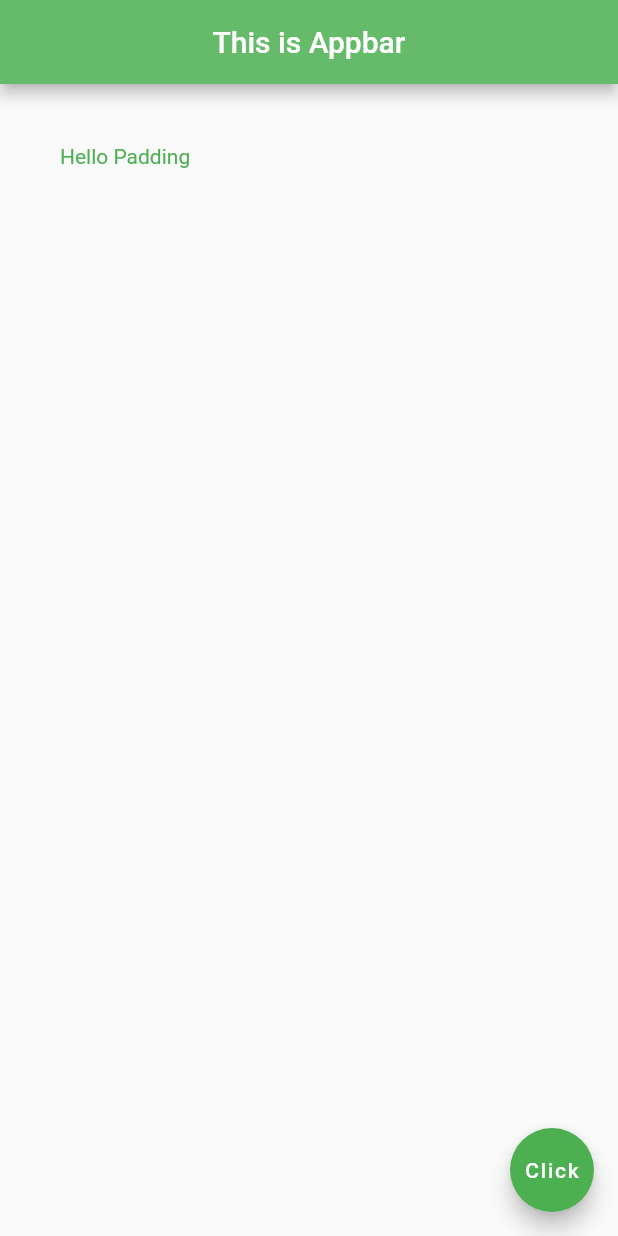
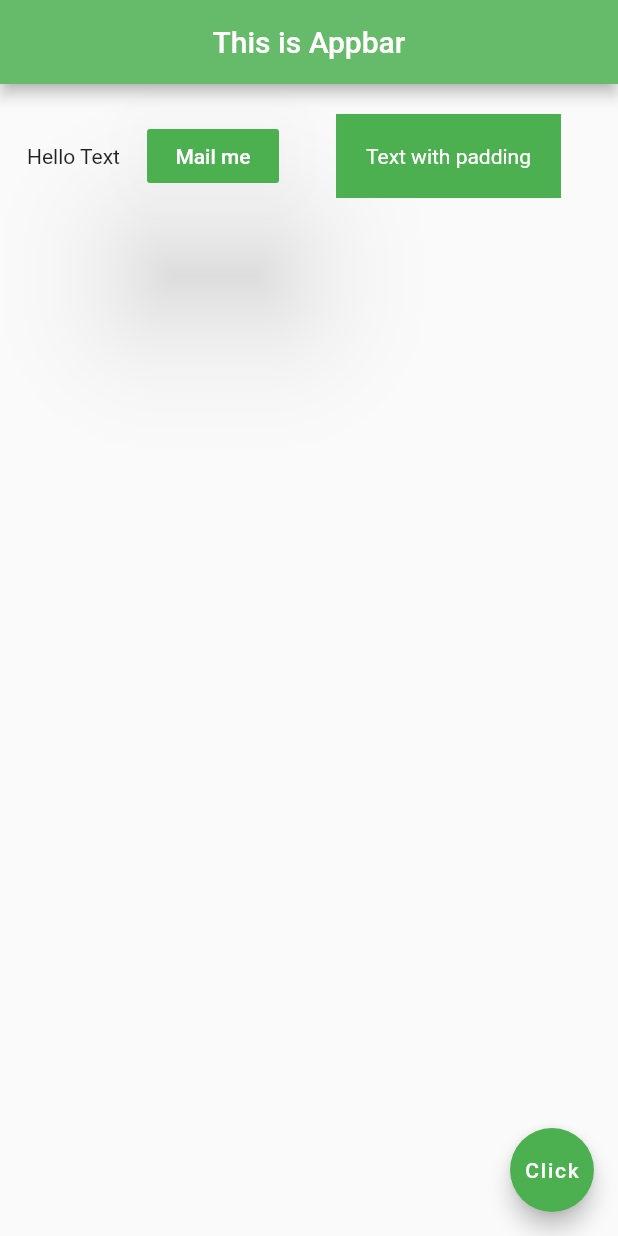
Before and after one commit to rohitksingh/FlutterStuff, a Flutter app: the screen it shows after launch, on a phone screen of 412 x 824 dp. Run offline on Flutter 3.47's test engine with Material 2 defaults, Android fonts, the phone set to English and light mode, and no system bars.

Commit message:
Added Axis alignment in Container

```diff
--- a/simple_form/lib/main.dart
+++ b/simple_form/lib/main.dart
@@ -17,9 +17,30 @@ class HomePage extends StatelessWidget {
         centerTitle: true,
         backgroundColor: Colors.green[400],
       ),
-      body: Padding(
-        child: Text('Hello Padding', style: TextStyle(color: Colors.green),),
-        padding: EdgeInsets.all(40),
+      body: Row(
+        mainAxisAlignment: MainAxisAlignment.spaceEvenly,
+        children: <Widget>[
+          Text('Hello Text'),
+          RaisedButton(
+            onPressed: (){},
+            color: Colors.green,
+            child: Text('Mail me', style: TextStyle(color: Colors.white),),
+            elevation: 40,
+          ),
+          Container(
+            padding: EdgeInsets.all(20),
+            margin: EdgeInsets.all(20),
+            color: Colors.green,
+            child: Text('Text with padding', style: TextStyle(color: Colors.white),),
+          ),
+//          Padding(
+//            padding: EdgeInsets.all(20),
+//            child: FlatButton(
+//              textColor: Colors.white,
+//              child: Text('Button with padding'),
+//            ),
+//          ),
+        ],
       ),
       floatingActionButton: FloatingActionButton(
         child: Text('Click'),
```
